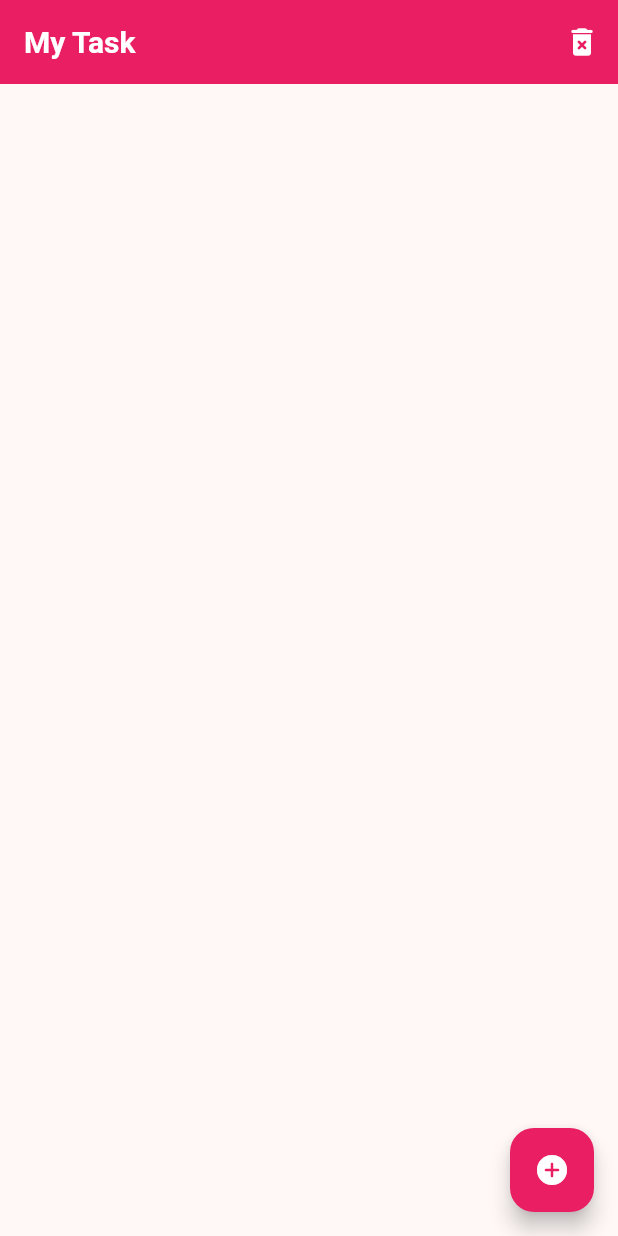
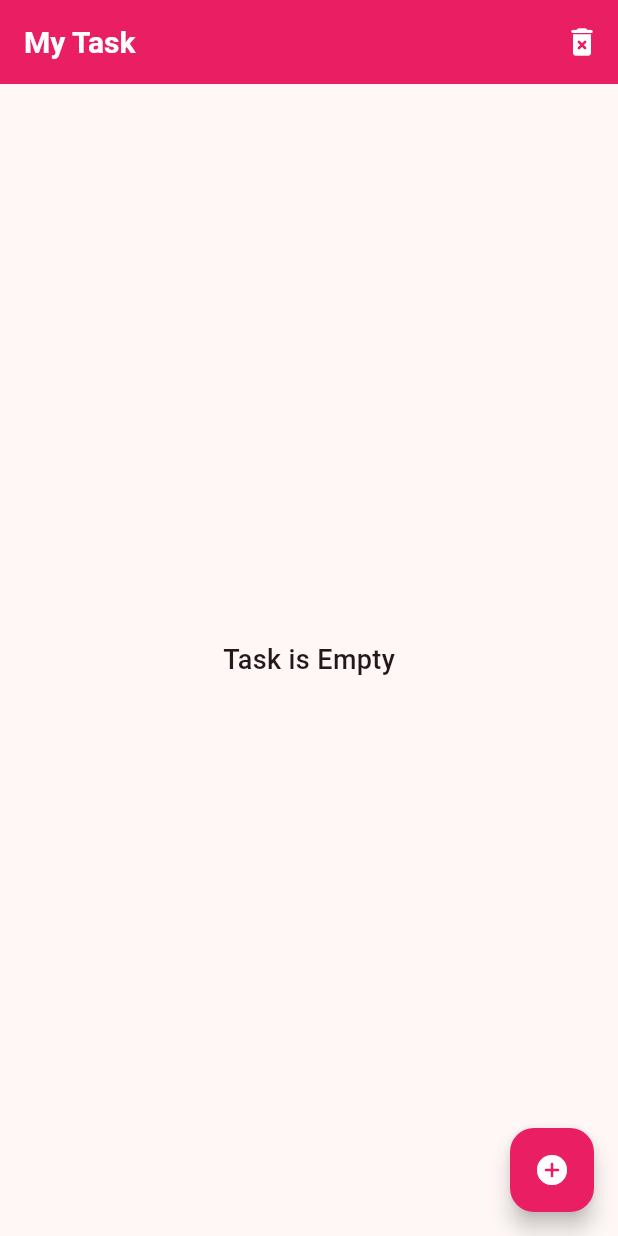
Before and after one commit to yoesuv/Flutter-Note-DB, a Flutter app: the screen it shows after launch, on a phone screen of 412 x 824 dp. Run offline on Flutter 3.47's test engine with Material 3 defaults, Android fonts, the phone set to English and light mode, and no system bars; our stand-ins replace equatable, flutter_bloc, objectbox; generated files the repository leaves out were written again.

Commit message:
:pencil: empty panel info

```diff
--- a/lib/src/ui/screens/home_screen.dart
+++ b/lib/src/ui/screens/home_screen.dart
@@ -118,7 +118,14 @@ class _HomeScreenState extends State<HomeScreen> {
       body: SafeArea(
         child: BlocBuilder<HomeBloc, HomeState>(
           bloc: _bloc,
-          builder: (context, state) => ListView.separated(
+          buildWhen: (previous, current) =>
+              previous.listTask != current.listTask ||
+              previous.listTask.length != current.listTask.length,
+          builder: (context, state) {
+            if (state.listTask.isEmpty) {
+              return _emptyTask();
+            }
+            return ListView.separated(
               itemBuilder: (context, index) {
                 final task = state.listTask[index];
                 return ItemNote(
@@ -130,7 +137,8 @@ class _HomeScreenState extends State<HomeScreen> {
               },
               separatorBuilder: (context, index) => const Divider(height: 1),
               itemCount: state.listTask.length,
-          ),
+            );
+          },
         ),
       ),
       floatingActionButton: FloatingActionButton(
@@ -144,4 +152,16 @@ class _HomeScreenState extends State<HomeScreen> {
       ),
     );
   }
+
+  Widget _emptyTask() {
+    return const Center(
+      child: Text(
+        "Task is Empty",
+        style: TextStyle(
+          fontSize: 18,
+          fontWeight: FontWeight.w500,
+        ),
+      ),
+    );
   }
+}
```
Lines whose indentation alone changed are shown as unchanged.
